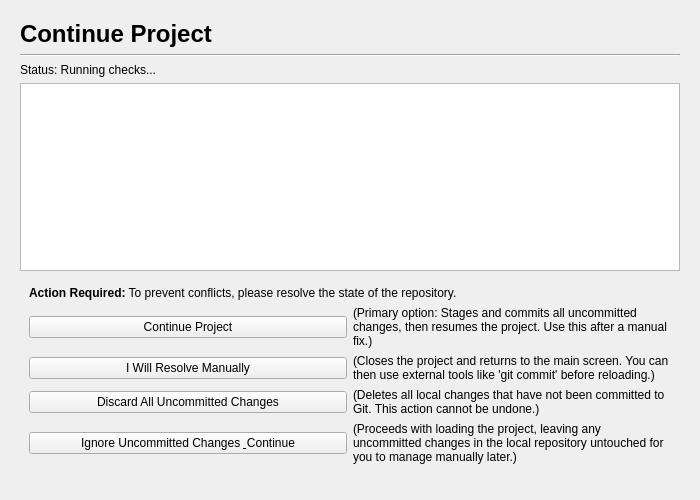
Above: gui/preflight_check_page.ui from mariolewis/asdf_factory before the change. Below: the same form after it.
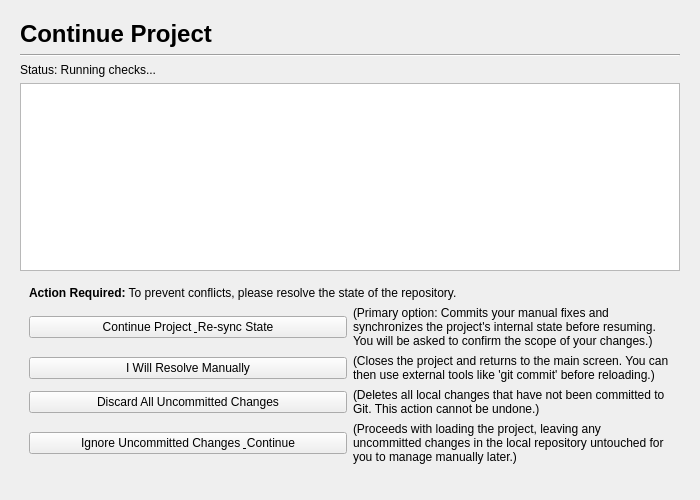
That is the form after the change. The open tabs and pages were chosen to show the change.

Commit message: fix: Resolve critical state and workflow bugs

What changed in the file:
```diff
--- a/gui/preflight_check_page.ui
+++ b/gui/preflight_check_page.ui
@@ -98,14 +98,14 @@
          <item row="0" column="0">
           <widget class="QPushButton" name="continueButton">
            <property name="text">
-            <string>Continue Project</string>
+            <string>Continue Project &amp; Re-sync State</string>
            </property>
           </widget>
          </item>
          <item row="0" column="1">
           <widget class="QLabel" name="continueLabel">
            <property name="text">
-            <string>(Primary option: Stages and commits all uncommitted changes, then resumes the project. Use this after a manual fix.)</string>
+            <string>(Primary option: Commits your manual fixes and synchronizes the project's internal state before resuming. You will be asked to confirm the scope of your changes.)</string>
            </property>
            <property name="wordWrap">
             <bool>true</bool>
```
The commit also changes 3 other files.
